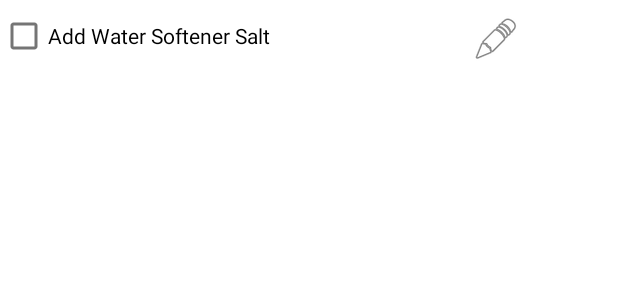
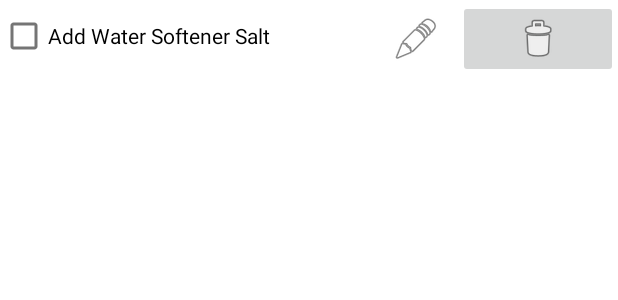
Before and after one commit to kjtetzlaff/Software-Engineering-Household-Reminder-App, an Android app: the layout edittasks_task_item.xml on its own in the app's theme, with its tools: preview values and no code run, on a phone screen of 412 x 824 dp. Shown: the top 300 px of the screen. Run offline under Robolectric (Android 15) with nearby library versions, the light colour scheme and no system bars.

Commit message:
Modifying Task to add active attribute

```diff
--- a/Qreminder/app/src/main/java/com/example/qreminder/TaskDAO.java
+++ b/Qreminder/app/src/main/java/com/example/qreminder/TaskDAO.java
@@ -28,7 +28,7 @@ public interface TaskDAO {
     @Query("SELECT * FROM task_table WHERE taskName = :name")
     Task getTaskByName(String name);
 
-    @Query("SELECT * FROM task_table ORDER BY year, month, day")
+    @Query("SELECT * FROM task_table WHERE active >= 1 ORDER BY year, month, day")
     LiveData<List<Task>> getTaskListByDate();
 
 }
--- a/Qreminder/app/src/main/java/com/example/qreminder/customTask.java
+++ b/Qreminder/app/src/main/java/com/example/qreminder/customTask.java
@@ -76,7 +76,7 @@ public class customTask extends Fragment {
 
                 }
                 Task newTask = new Task(binding.taskName.getText().toString(),
-                        new Date((String)binding.dateSelect.getText()), numDays
+                        new Date((String)binding.dateSelect.getText()), numDays, 2
                       );
 
 
--- a/Qreminder/app/src/main/res/layout/edittasks_task_item.xml
+++ b/Qreminder/app/src/main/res/layout/edittasks_task_item.xml
@@ -1,5 +1,6 @@
 <?xml version="1.0" encoding="utf-8"?>
 <LinearLayout xmlns:android="http://schemas.android.com/apk/res/android"
+    xmlns:app="http://schemas.android.com/apk/res-auto"
     android:orientation="horizontal"
     android:layout_width="match_parent"
     android:layout_height="wrap_content">
@@ -12,9 +13,17 @@
 
     <ImageButton
         android:id="@+id/edit_button"
-        android:layout_width="match_parent"
+        android:layout_width="wrap_content"
         android:layout_height="wrap_content"
         android:backgroundTint="#00FFFFFF"
         android:contentDescription="Edit"
         android:src="@android:drawable/ic_menu_edit" />
+
+    <ImageButton
+        android:id="@+id/delete_button"
+        android:layout_width="wrap_content"
+        android:layout_height="wrap_content"
+        android:layout_weight="1"
+        android:contentDescription="delete item"
+        app:srcCompat="@android:drawable/ic_menu_delete" />
 </LinearLayout>
```
Also changed, not shown: Qreminder/app/src/main/java/com/example/qreminder/EditTasksFragment.java (+0 -31 lines), Qreminder/app/src/main/java/com/example/qreminder/Task.java (+12 -1 lines), Qreminder/app/src/main/java/com/example/qreminder/TaskViewHolder.java (+7 -0 lines).
